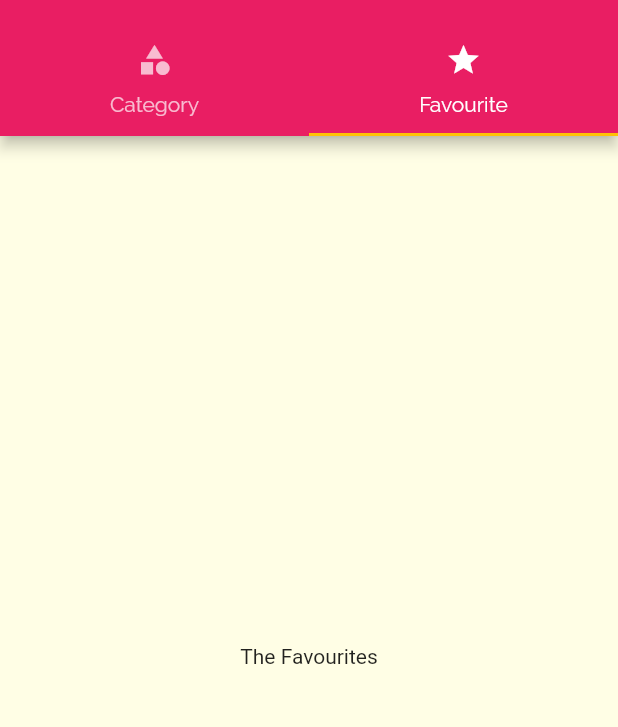
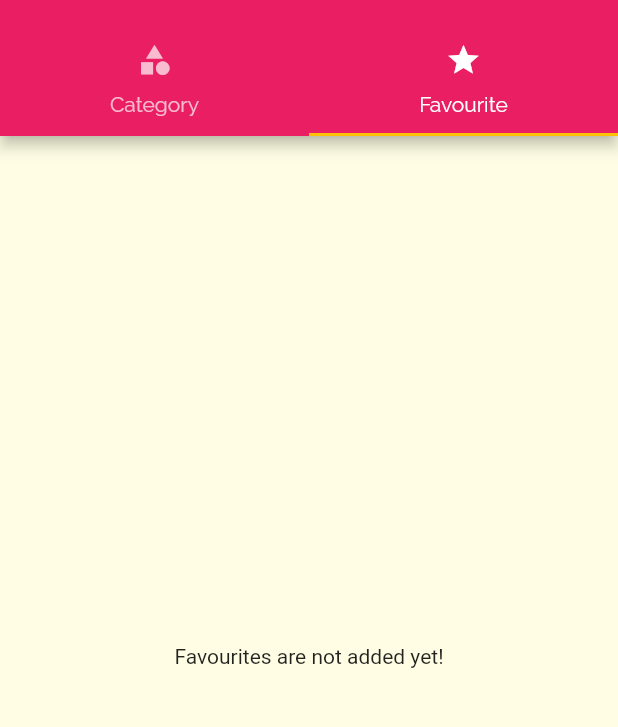
Before and after one commit to megharajsalagar/Meals-App, a Flutter app: the screen it shows after launch, tab 2 chosen, on a phone screen of 412 x 824 dp, the part 59-786 px from its top. Run offline on Flutter 3.47's test engine with Material 2 defaults, Android fonts, the phone set to English and light mode, and no system bars.

Commit message:
Favourites screen and meals detail screen
Implemented favourite screen and added favourite list to it with a addition of floating button to add favourite and remove in meals details.

```diff
--- a/lib/main.dart
+++ b/lib/main.dart
@@ -31,6 +31,29 @@ class _MyAppState extends State<MyApp> {
   };
 
   List<Meal> _availableMeals = DUMMY_MEALS;
+  List<Meal> _favouriteMeals = [];
+
+
+  void _toggelFavourites(String mealId){
+    final existingIndex = _favouriteMeals.indexWhere((meal) => meal.id == mealId);
+
+    if(existingIndex >=0){
+      setState(() {
+         _favouriteMeals.removeAt(existingIndex);
+      });
+    }
+    else{
+      setState(() {
+        _favouriteMeals.add(
+          DUMMY_MEALS.firstWhere((meal) => meal.id == mealId)
+        );
+      });
+    }
+  }
+
+  bool isMealFavourite(String mealId){
+      return _favouriteMeals.any((meal) => meal.id == mealId);
+  }
 
   void Function()? _setFilters(Map<String,bool> _filterData){
       setState(() {
@@ -69,9 +92,9 @@ class _MyAppState extends State<MyApp> {
       //home: TabScreen(),
       initialRoute: '/',
       routes: {
-        '/': (context) => TabScreen(),
+        '/': (context) => TabScreen(_toggelFavourites,_favouriteMeals),
         CategoryMealsScreen.routeName: (context) => CategoryMealsScreen(_availableMeals),
-        MealDetailScreen.routeName: (context) => MealDetailScreen(),
+        MealDetailScreen.routeName: (context) => MealDetailScreen(_toggelFavourites,isMealFavourite),
         FiltersScreen.routeName:(context)=>FiltersScreen(_filters,_setFilters)
       },
       onUnknownRoute: (settings) => MaterialPageRoute(
--- a/lib/screens/favourites_screen.dart
+++ b/lib/screens/favourites_screen.dart
@@ -1,14 +1,35 @@
 import 'package:flutter/cupertino.dart';
 import 'package:flutter/src/foundation/key.dart';
 import 'package:flutter/src/widgets/framework.dart';
+import 'package:flutter/material.dart';
+
+import '../Widgets/meal_item.dart';
+import '../models/Meal.dart';
 
 class FavouriteScreen extends StatelessWidget {
-  const FavouriteScreen({Key? key}) : super(key: key);
+  final Function _toggelFavourites;
+  final List<Meal> _favouriteMeals;
+  const FavouriteScreen(this._toggelFavourites, this._favouriteMeals);
 
   @override
   Widget build(BuildContext context) {
-    return Center(
-      child:Text('The Favourites'),
+    return Scaffold(
+      body: _favouriteMeals.isEmpty
+          ? Center(
+              child: Text("Favourites are not added yet!"),
+            )
+          : ListView.builder(
+              itemBuilder: (context, index) {
+                return MealItem(
+                    title: _favouriteMeals[index].title,
+                    id: _favouriteMeals[index].id,
+                    imageUrl: _favouriteMeals[index].imageUrl,
+                    duration: _favouriteMeals[index].duration,
+                    complexity: _favouriteMeals[index].complexity,
+                    affordability: _favouriteMeals[index].affordability);
+              },
+              itemCount: _favouriteMeals.length,
+            ),
     );
   }
 }
--- a/lib/screens/tabs_screen.dart
+++ b/lib/screens/tabs_screen.dart
@@ -1,10 +1,13 @@
 import 'package:flutter/material.dart';
 import 'package:meals/Widgets/main_drawer.dart';
 import 'package:meals/screens/categories_screen.dart';
+import '../models/Meal.dart';
 import './favourites_screen.dart';
 
 class TabScreen extends StatefulWidget {
-  const TabScreen({Key? key}) : super(key: key);
+  final Function _toggelFavourites;
+  final List<Meal> _favouriteMeals;
+  const TabScreen(this._toggelFavourites,this._favouriteMeals);
 
   @override
   State<TabScreen> createState() => _TabScreenState();
@@ -35,7 +38,7 @@ class _TabScreenState extends State<TabScreen> {
         body: TabBarView(
           children: [
             CategoriesScreen(),
-            FavouriteScreen(),
+            FavouriteScreen(widget._toggelFavourites,widget._favouriteMeals),
           ],
         ),
       ),
```
Also changed, not shown: lib/screens/meal_detail_screen.dart (+11 -2 lines).
